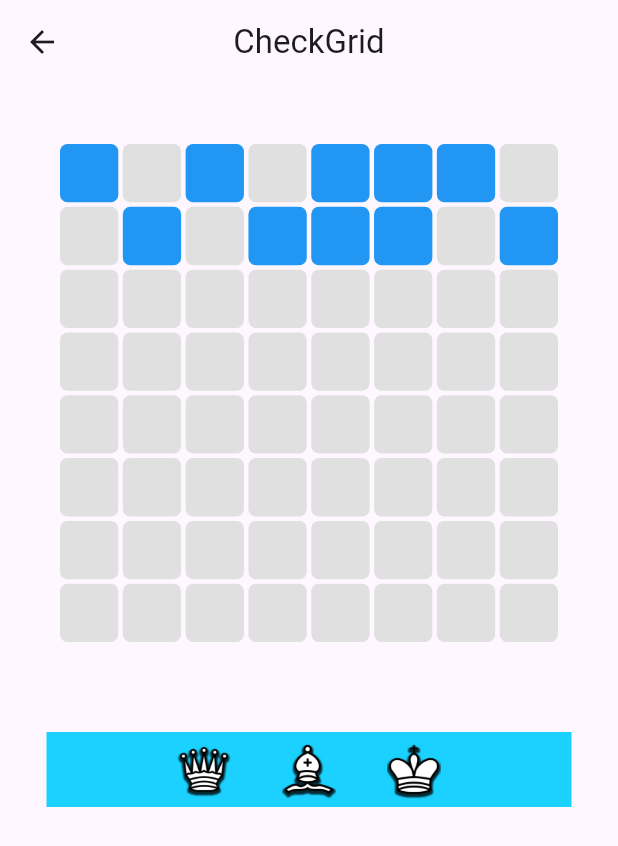
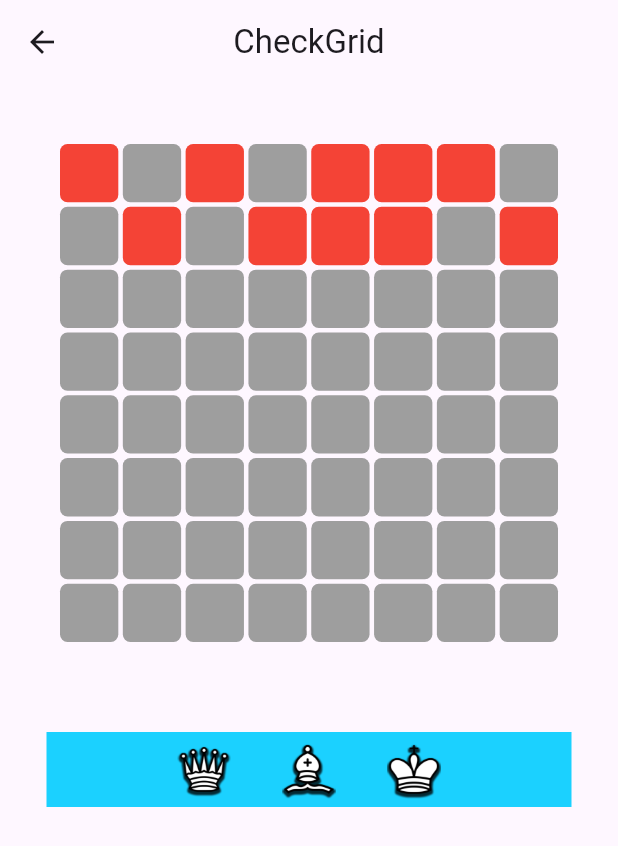
Before and after one commit to jarnbring/checkgrid, a Flutter app: the screen it shows after launch, after a tap on "Play", on a phone screen of 412 x 824 dp. Shown: the top 846 px of the screen. Run offline on Flutter 3.47's test engine with Material 3 defaults, Android fonts, the phone set to English and light mode, and no system bars; our stand-ins replace device_preview.

Commit message:
Added refresh of pieces

```diff
--- a/gamename/lib/game/block.dart
+++ b/gamename/lib/game/block.dart
@@ -3,7 +3,7 @@ import 'package:gamename/game/piecetype.dart';
 import 'package:flutter/material.dart';
 
 class Block {
-  bool isActive = false;
+  bool isActive = false;  // If true, the cell is a killing cell
   final PieceType? piece;
   final Color color;
 
--- a/gamename/lib/pages/game_page.dart
+++ b/gamename/lib/pages/game_page.dart
@@ -11,31 +11,74 @@ class GamePage extends StatefulWidget {
 }
 
 class _GamePageState extends State<GamePage> {
+  // Create a 2D board with nulls (empty cells)
   List<List<Block?>> board = List.generate(8, (_) => List.filled(8, null));
 
-  late List<PieceType> selectedPieces;
+  late List<PieceType>
+  selectedPieces; // This is used for randomizing the users pieces
 
-  double imageWidth = 50;
-  double imageHeight = 50;
+  // Constants
+  final double imageWidth = 50;
+  final double imageHeight = 50;
+  final int boardWidth = 8; // Mesured in cells
+  final int boardHeight = 8; // Mesured in cells
 
   @override
   void initState() {
     super.initState();
+    initKillingCells();
+    setPieces();
+  }
 
+  void setPieces() {
+    // Retrieves all pieces the user can get
+    final allPieces = List<PieceType>.from(PieceType.values)..shuffle();
+    // Randomizes the pieces
+    selectedPieces = allPieces.take(3).toList();
+  }
+
+  void initKillingCells() {
     final random = Random();
 
     for (int row = 0; row < 2; row++) {
-      for (int col = 0; col < 8; col++) {
+      for (int col = 0; col < boardWidth; col++) {
         if (random.nextBool()) {
           board[row][col] = Block(isActive: true);
         }
       }
     }
-
-    final allPieces = List<PieceType>.from(PieceType.values)..shuffle();
-    selectedPieces = allPieces.take(3).toList();
   }
 
+  Color getRandomColor() {
+    final random = Random();
+    switch (random.nextInt(6)) {
+      case 0:
+        return Colors.black;
+      case 1:
+        return Colors.red;
+      case 2:
+        return Colors.yellow;
+      case 3:
+        return Colors.deepPurple;
+      case 4:
+        return Colors.orange;
+      case 5:
+        return Colors.indigo;
+      default:
+        return Colors.blue;
+    }
+  }
+
+  Color setCellColor(Block? block) {
+    if (block == null) {
+      return Colors.grey; // Empty cell
+    } else if (block.isActive) {
+      return Colors.red; // Killcell
+    } else if (block.piece != null) {
+      return Colors.blue; // Piece on the cell
+    }
+    return Colors.green; // Targeted cell
+  }
 
   @override
   Widget build(BuildContext context) {
@@ -73,16 +116,20 @@ class _GamePageState extends State<GamePage> {
                   return DragTarget<PieceType>(
                     onAcceptWithDetails: (details) {
                       setState(() {
-                        board[row][col] = Block(piece: details.data, isActive: false);
+                        board[row][col] = Block(
+                          piece: details.data,
+                          isActive: false,
+                        ); // Initializes the board
                       });
                     },
                     builder: (context, candidateData, rejectedData) {
                       return Container(
                         decoration: BoxDecoration(
                           borderRadius: BorderRadius.circular(5),
-                          color: block?.color ?? Colors.grey[300],  // Använd färgen från blocket
+                          color: setCellColor(board[row][col]),
                         ),
-                        child: block?.piece != null
+                        child:
+                            block?.piece != null
                                 ? Image.asset(
                                   'assets/images/white_${block!.piece!.name}.png',
                                   fit: BoxFit.contain,
@@ -96,12 +143,16 @@ class _GamePageState extends State<GamePage> {
             ),
             const SizedBox(height: 20),
             Container(
-              decoration: BoxDecoration(color: const Color.fromARGB(255, 27, 209, 255)),
+              decoration: BoxDecoration(
+                color: const Color.fromARGB(255, 27, 209, 255),
+              ),
               width: 350,
               child: Row(
                 spacing: 20,
                 mainAxisAlignment: MainAxisAlignment.center,
                 children: [
+                  // Om selectedPieces inte är tom, rendera pjäserna
+                  if (selectedPieces.isNotEmpty)
                     for (var piece in selectedPieces)
                       Draggable<PieceType>(
                         data: piece,
@@ -112,6 +163,22 @@ class _GamePageState extends State<GamePage> {
                           cacheHeight: (imageHeight * 1.5).toInt(),
                           cacheWidth: (imageWidth * 1.0).toInt(),
                         ),
+
+                        onDragEnd: (details) {
+
+                          if (details.wasAccepted) {
+                            setState(() {
+                              selectedPieces.remove(
+                                piece,
+                              );
+                            });
+                          }
+                          if (selectedPieces.isEmpty) {
+                            setState(() {
+                              setPieces(); // Uppdaterar pjäserna när det inte finns några kvar.
+                           });
+                          }
+                        },
                         childWhenDragging: Opacity(
                           opacity: 0.2,
                           child: Image.asset(
@@ -126,6 +193,16 @@ class _GamePageState extends State<GamePage> {
                           width: 50,
                         ),
                       ),
+                  // Om selectedPieces är tom, visa en platshållare
+                  if (selectedPieces.isEmpty)
+                    Text(
+                      'No pieces left', // Ett meddelande för att indikera att det inte finns några pjäser kvar
+                      style: TextStyle(
+                        fontSize: 18,
+                        fontWeight: FontWeight.bold,
+                        color: Colors.black,
+                      ),
+                    ),
                 ],
               ),
             ),
```
Also changed, not shown: gamename/assets/images/black_pawn.png (renamed from gamename/assets/images/black_pond.png), gamename/assets/images/white_pawn.png (renamed from gamename/assets/images/white_pond.png). Lines whose indentation alone changed are shown as unchanged.
